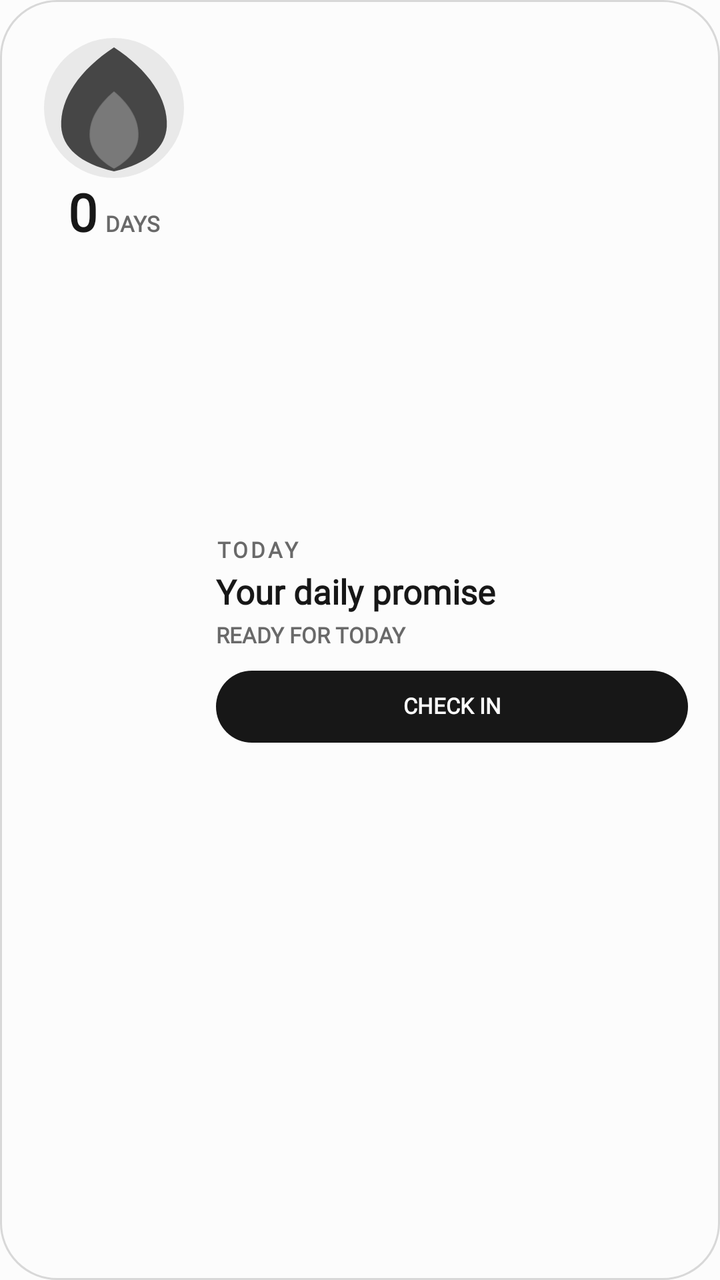
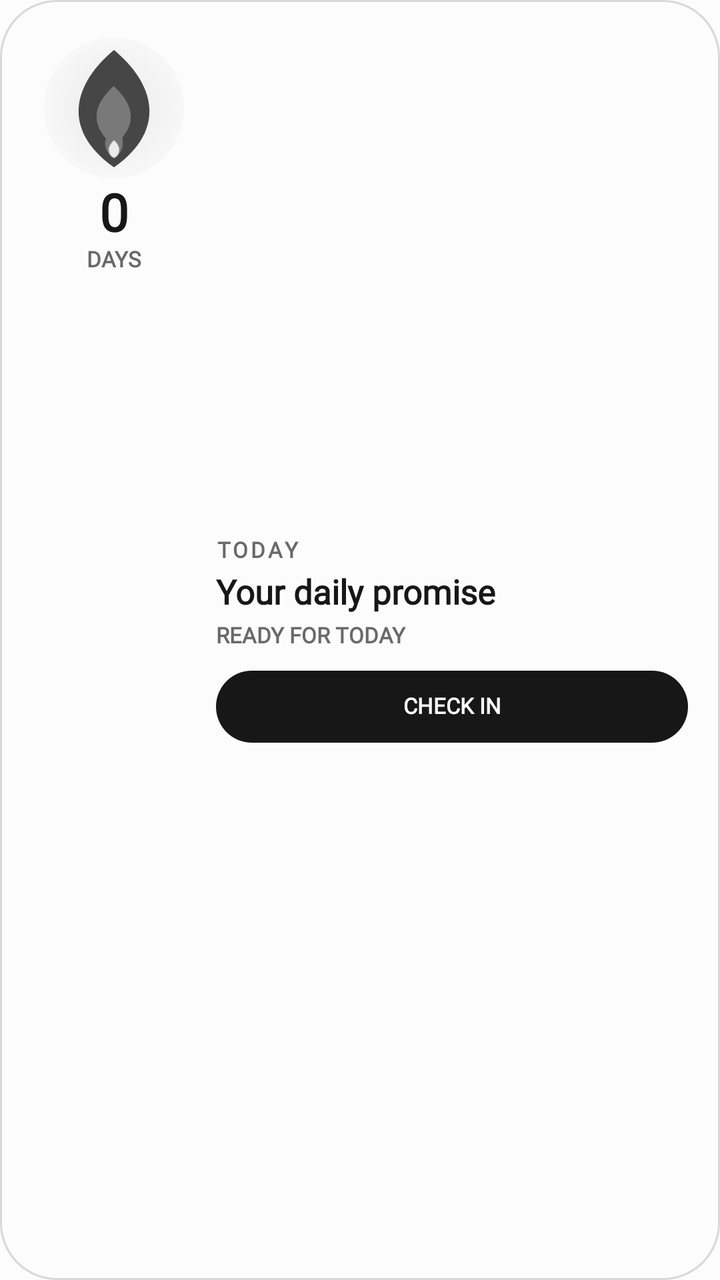

Screens rendered from an Android XML layout before and after an edit, with the pre-edit source and the edit as a unified diff.
<!-- AndroidManifest.xml: application theme Theme.StreakWidget -->
<!-- res/layout/widget_layout.xml -->
<?xml version="1.0" encoding="utf-8"?>
<FrameLayout xmlns:android="http://schemas.android.com/apk/res/android"
    android:id="@+id/widget_background"
    android:layout_width="match_parent"
    android:layout_height="match_parent"
    android:background="@drawable/widget_bg_shape"
    android:padding="16dp">

    <LinearLayout
        android:layout_width="match_parent"
        android:layout_height="match_parent"
        android:gravity="center_vertical"
        android:orientation="horizontal">

        <LinearLayout
            android:layout_width="82dp"
            android:layout_height="match_parent"
            android:gravity="center_horizontal"
            android:orientation="vertical">

            <FrameLayout
                android:layout_width="76dp"
                android:layout_height="76dp">

                <ImageView
                    android:id="@+id/widget_flame_glow"
                    android:layout_width="70dp"
                    android:layout_height="70dp"
                    android:layout_gravity="center"
                    android:contentDescription="@null"
                    android:src="@drawable/widget_flame_glow" />

                <ImageView
                    android:id="@+id/widget_flame_outer"
                    android:layout_width="66dp"
                    android:layout_height="66dp"
                    android:layout_gravity="center"
                    android:contentDescription="@null"
                    android:src="@drawable/ic_widget_flame_outer" />

                <ImageView
                    android:id="@+id/widget_flame_inner"
                    android:layout_width="42dp"
                    android:layout_height="42dp"
                    android:layout_gravity="center_horizontal|bottom"
                    android:layout_marginBottom="6dp"
                    android:contentDescription="@null"
                    android:src="@drawable/ic_widget_flame_inner" />
            </FrameLayout>

            <LinearLayout
                android:layout_width="wrap_content"
                android:layout_height="wrap_content"
                android:gravity="bottom"
                android:orientation="horizontal">

                <TextView
                    style="@style/WidgetText"
                    android:id="@+id/widget_streak_count"
                    android:layout_width="wrap_content"
                    android:layout_height="wrap_content"
                    android:includeFontPadding="false"
                    android:text="@string/widget_preview_count"
                    android:textColor="#171717"
                    android:textSize="26sp"
                    android:textStyle="bold" />

                <TextView
                    style="@style/WidgetText"
                    android:id="@+id/widget_streak_label"
                    android:layout_width="wrap_content"
                    android:layout_height="wrap_content"
                    android:layout_marginStart="4dp"
                    android:includeFontPadding="false"
                    android:text="@string/widget_preview_days"
                    android:textColor="#696969"
                    android:textSize="11sp"
                    android:textStyle="bold" />
            </LinearLayout>
        </LinearLayout>

        <LinearLayout
            android:layout_width="0dp"
            android:layout_height="match_parent"
            android:layout_marginStart="10dp"
            android:layout_weight="1"
            android:gravity="center_vertical"
            android:orientation="vertical">

            <TextView
                style="@style/WidgetText"
                android:id="@+id/widget_eyebrow"
                android:layout_width="match_parent"
                android:layout_height="wrap_content"
                android:includeFontPadding="false"
                android:letterSpacing="0.12"
                android:text="@string/widget_preview_today"
                android:textColor="#696969"
                android:textSize="11sp"
                android:textStyle="bold" />

            <TextView
                style="@style/WidgetText"
                android:id="@+id/widget_habit_name"
                android:layout_width="match_parent"
                android:layout_height="wrap_content"
                android:layout_marginTop="5dp"
                android:ellipsize="end"
                android:includeFontPadding="false"
                android:maxLines="2"
                android:text="@string/widget_preview_goal"
                android:textColor="#171717"
                android:textSize="17sp"
                android:textStyle="bold" />

            <TextView
                style="@style/WidgetText"
                android:id="@+id/widget_status"
                android:layout_width="match_parent"
                android:layout_height="wrap_content"
                android:layout_marginTop="5dp"
                android:ellipsize="end"
                android:includeFontPadding="false"
                android:maxLines="1"
                android:text="@string/widget_preview_status"
                android:textColor="#696969"
                android:textSize="11sp"
                android:textStyle="bold" />

            <TextView
                style="@style/WidgetText"
                android:id="@+id/widget_task_progress"
                android:layout_width="match_parent"
                android:layout_height="wrap_content"
                android:layout_marginTop="4dp"
                android:ellipsize="end"
                android:includeFontPadding="false"
                android:maxLines="1"
                android:textColor="#696969"
                android:textSize="11sp"
                android:textStyle="bold"
                android:visibility="gone" />

            <TextView
                style="@style/WidgetText"
                android:id="@+id/widget_check_in"
                android:layout_width="match_parent"
                android:layout_height="36dp"
                android:layout_marginTop="11dp"
                android:background="@drawable/widget_action_shape"
                android:gravity="center"
                android:includeFontPadding="false"
                android:text="@string/widget_preview_check_in"
                android:textAllCaps="true"
                android:textColor="#FCFCFC"
                android:textSize="11sp"
                android:textStyle="bold" />
        </LinearLayout>
    </LinearLayout>
</FrameLayout>
<!-- resources referenced by this layout -->
<resources>
  <!-- drawable ic_widget_flame_inner (drawable) -->
  <?xml version="1.0" encoding="utf-8"?>
  <vector xmlns:android="http://schemas.android.com/apk/res/android"
      android:width="100dp"
      android:height="100dp"
      android:viewportWidth="100"
      android:viewportHeight="100">
      <path
          android:fillColor="@color/widget_flame_idle_inner"
          android:pathData="M50,4 C69,20 80,38 79,58 C78,75 65,88 50,96 C35,88 22,75 21,58 C20,38 31,20 50,4 Z" />
  </vector>
  <!-- drawable ic_widget_flame_outer (drawable) -->
  <?xml version="1.0" encoding="utf-8"?>
  <vector xmlns:android="http://schemas.android.com/apk/res/android"
      android:width="100dp"
      android:height="100dp"
      android:viewportWidth="100"
      android:viewportHeight="100">
      <path
          android:fillColor="@color/widget_flame_idle_outer"
          android:pathData="M50,4 C76,21 91,43 90,64 C89,80 76,92 50,98 C24,92 11,80 10,64 C9,43 24,21 50,4 Z" />
  </vector>
  <!-- drawable widget_action_shape (drawable) -->
  <?xml version="1.0" encoding="utf-8"?>
  <shape xmlns:android="http://schemas.android.com/apk/res/android" android:shape="rectangle">
      <solid android:color="@color/widget_action_surface" />
      <corners android:radius="18dp" />
  </shape>
  <!-- drawable widget_bg_shape (drawable) -->
  <?xml version="1.0" encoding="utf-8"?>
  <shape xmlns:android="http://schemas.android.com/apk/res/android" android:shape="rectangle">
      <solid android:color="@color/widget_surface" />
      <corners android:radius="28dp" />
      <stroke
          android:width="1dp"
          android:color="@color/widget_outline" />
  </shape>
  <!-- drawable widget_flame_glow (drawable) -->
  <?xml version="1.0" encoding="utf-8"?>
  <shape xmlns:android="http://schemas.android.com/apk/res/android" android:shape="oval">
      <solid android:color="@color/widget_flame_idle_glow" />
  </shape>
  <string name="widget_preview_check_in">CHECK IN</string>
  <string name="widget_preview_count">0</string>
  <string name="widget_preview_days">DAYS</string>
  <string name="widget_preview_goal">Your daily promise</string>
  <string name="widget_preview_status">READY FOR TODAY</string>
  <string name="widget_preview_today">TODAY</string>
  <style name="WidgetText">
          <item name="android:fontFamily">serif</item>
      </style>
  <style name="Theme.StreakWidget" parent="android:Theme.Material.Light.NoActionBar">
          <item name="android:windowBackground">#FCFCFC</item>
          <item name="android:colorAccent">#151515</item>
          <item name="android:statusBarColor">#FCFCFC</item>
          <item name="android:navigationBarColor">#FCFCFC</item>
          <item name="android:windowLightStatusBar">true</item>
          <item name="android:windowNoTitle">true</item>
      </style>
  <color name="widget_flame_idle_inner">#797979</color>
  <color name="widget_flame_idle_outer">#464646</color>
  <color name="widget_action_surface">#171717</color>
  <color name="widget_surface">#FCFCFC</color>
  <color name="widget_outline">#D8D8D8</color>
  <color name="widget_flame_idle_glow">#14171717</color>
</resources>

<!-- the commit's change to res/layout/widget_layout.xml (unified diff, before → after) -->
@@ -39,6 +39,14 @@
                     android:src="@drawable/ic_widget_flame_outer" />
 
                 <ImageView
+                    android:id="@+id/widget_flame_mid"
+                    android:layout_width="49dp"
+                    android:layout_height="49dp"
+                    android:layout_gravity="center"
+                    android:contentDescription="@null"
+                    android:src="@drawable/ic_widget_flame_mid" />
+
+                <ImageView
                     android:id="@+id/widget_flame_inner"
                     android:layout_width="42dp"
                     android:layout_height="42dp"
@@ -51,15 +59,20 @@
             <LinearLayout
                 android:layout_width="wrap_content"
                 android:layout_height="wrap_content"
-                android:gravity="bottom"
-                android:orientation="horizontal">
+                android:gravity="center"
+                android:orientation="vertical">
 
                 <TextView
                     style="@style/WidgetText"
                     android:id="@+id/widget_streak_count"
-                    android:layout_width="wrap_content"
+                    android:layout_width="56dp"
                     android:layout_height="wrap_content"
                     android:includeFontPadding="false"
+                    android:gravity="center"
+                    android:autoSizeTextType="uniform"
+                    android:autoSizeMinTextSize="14sp"
+                    android:autoSizeMaxTextSize="26sp"
+                    android:autoSizeStepGranularity="1sp"
                     android:text="@string/widget_preview_count"
                     android:textColor="#171717"
                     android:textSize="26sp"
@@ -70,7 +83,7 @@
                     android:id="@+id/widget_streak_label"
                     android:layout_width="wrap_content"
                     android:layout_height="wrap_content"
-                    android:layout_marginStart="4dp"
+                    android:layout_marginTop="1dp"
                     android:includeFontPadding="false"
                     android:text="@string/widget_preview_days"
                     android:textColor="#696969"
<!-- resource entries referenced after the edit -->
@@ -7,9 +7,26 @@
       android:height="100dp"
       android:viewportWidth="100"
       android:viewportHeight="100">
+      
       <path
           android:fillColor="@color/widget_flame_idle_inner"
-          android:pathData="M50,4 C69,20 80,38 79,58 C78,75 65,88 50,96 C35,88 22,75 21,58 C20,38 31,20 50,4 Z" />
+          android:pathData="M50,44 C62,57 66,72 50,84 C34,72 38,57 50,44 Z" />
+      <path
+          android:fillColor="#FFFFFF"
+          android:pathData="M50,62 C55,67 57,71 56,76 C55,80 53,82 50,83 C47,82 45,80 44,76 C43,71 45,67 50,62 Z"
+          android:fillAlpha="0.85" />
+  </vector>
+  <!-- drawable ic_widget_flame_mid (drawable) -->
+  <?xml version="1.0" encoding="utf-8"?>
+  <vector xmlns:android="http://schemas.android.com/apk/res/android"
+      android:width="100dp"
+      android:height="100dp"
+      android:viewportWidth="100"
+      android:viewportHeight="100">
+      
+      <path
+          android:fillColor="@color/widget_flame_idle_inner"
+          android:pathData="M50,28 C68,44 78,66 50,89 C22,66 32,44 50,28 Z" />
   </vector>
   <!-- drawable ic_widget_flame_outer (drawable) -->
   <?xml version="1.0" encoding="utf-8"?>
@@ -18,9 +35,10 @@
       android:height="100dp"
       android:viewportWidth="100"
       android:viewportHeight="100">
+      
       <path
           android:fillColor="@color/widget_flame_idle_outer"
-          android:pathData="M50,4 C76,21 91,43 90,64 C89,80 76,92 50,98 C24,92 11,80 10,64 C9,43 24,21 50,4 Z" />
+          android:pathData="M50,6 C79,30 92,65 50,95 C8,65 21,30 50,6 Z" />
   </vector>
   <!-- drawable widget_action_shape (drawable) -->
   <?xml version="1.0" encoding="utf-8"?>
@@ -40,7 +58,13 @@
   <!-- drawable widget_flame_glow (drawable) -->
   <?xml version="1.0" encoding="utf-8"?>
   <shape xmlns:android="http://schemas.android.com/apk/res/android" android:shape="oval">
-      <solid android:color="@color/widget_flame_idle_glow" />
+      <gradient
+          android:centerX="0.5"
+          android:centerY="0.5"
+          android:endColor="@android:color/transparent"
+          android:gradientRadius="48dp"
+          android:startColor="@color/widget_flame_idle_glow"
+          android:type="radial" />
   </shape>
   <string name="widget_preview_check_in">CHECK IN</string>
   <string name="widget_preview_count">0</string>
